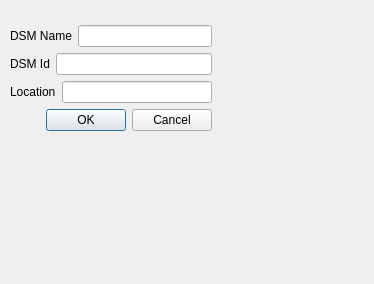
This is AddDSMComboDialog.ui in NCAR/aircraft_config_edit as Qt 5 draws it before an edit. The edited form follows.
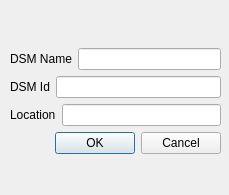
This is the edited form.

Commit message:
Run all the .ui files through designer for cleanup.
A couple derecated items removed.
Geometry adjustments.

```diff
--- a/AddDSMComboDialog.ui
+++ b/AddDSMComboDialog.ui
@@ -6,8 +6,8 @@
    <rect>
     <x>0</x>
     <y>0</y>
-    <width>374</width>
-    <height>284</height>
+    <width>229</width>
+    <height>195</height>
    </rect>
   </property>
   <property name="sizePolicy">
@@ -23,9 +23,9 @@
    <property name="geometry">
     <rect>
      <x>10</x>
-     <y>1</y>
-     <width>202</width>
-     <height>154</height>
+     <y>10</y>
+     <width>211</width>
+     <height>182</height>
     </rect>
    </property>
    <layout class="QVBoxLayout" name="verticalLayout_2">
```
Left out of the diff: 1 changed line with no effect on the pictures. The commit also changes 4 other files.
